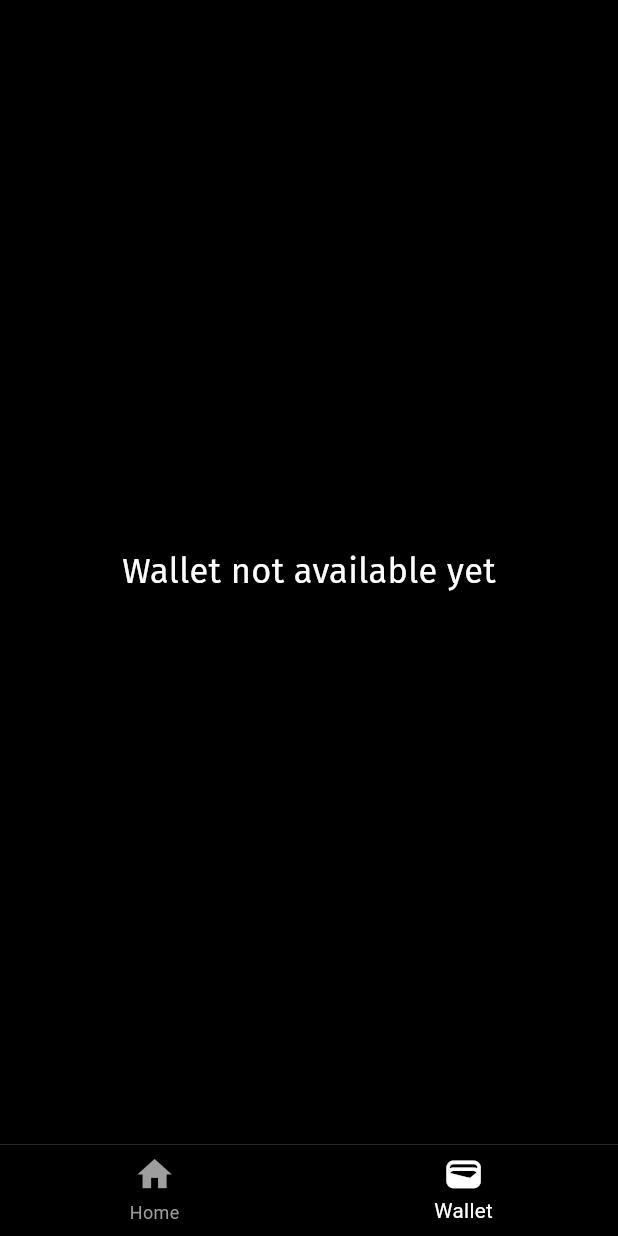
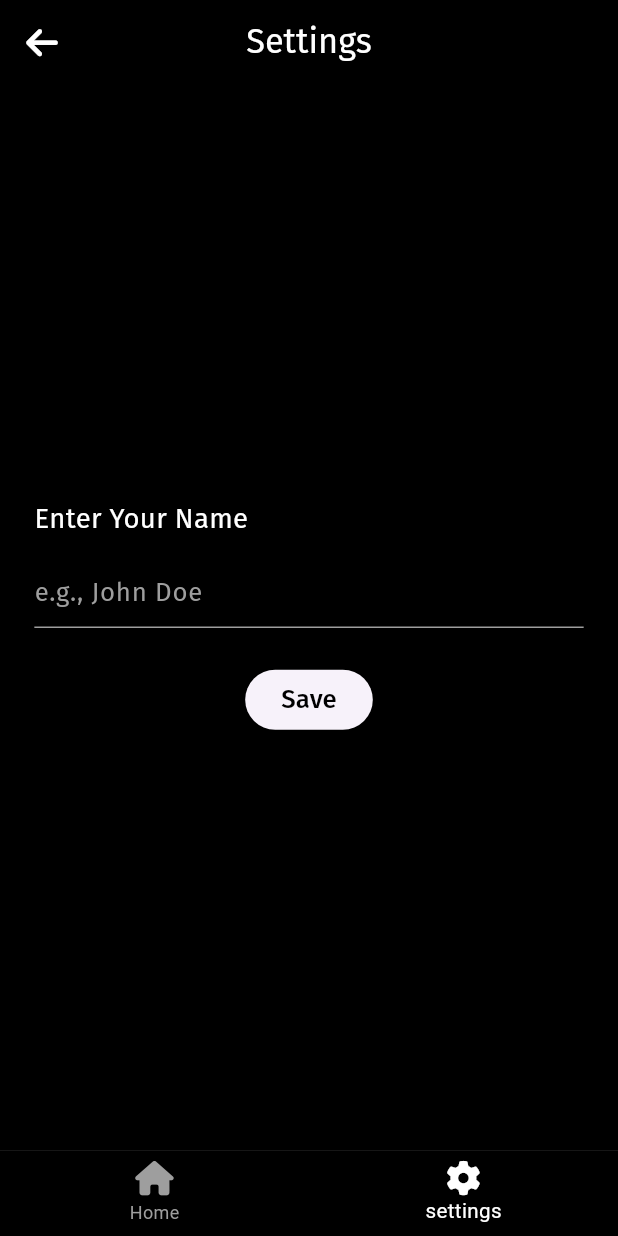
Before and after one commit to Ahmed4r/tracker, a Flutter app: the CustomBottomNavBar screen opened by its route, item 2 of the bottom bar chosen, on a phone screen of 412 x 824 dp. Run offline on Flutter 3.47's test engine with Material 3 defaults, Android fonts, the phone set to English and light mode, and no system bars; our stand-ins replace fl_chart, flutter_screenutil, font_awesome_flutter, google_fonts, hive_flutter, image_picker and 1 more; accounts and stored records are empty.

Commit message:
edit home , add app settings

```diff
--- /dev/null
+++ b/lib/screens/settings_page.dart
@@ -0,0 +1,143 @@
+import 'package:flutter/material.dart';
+import 'package:flutter_screenutil/flutter_screenutil.dart';
+import 'package:font_awesome_flutter/font_awesome_flutter.dart';
+import 'package:google_fonts/google_fonts.dart';
+import 'package:hive_flutter/hive_flutter.dart';
+import 'package:tracker/widgets/bottom_nav_bar.dart';
+
+class SettingsScreen extends StatelessWidget {
+  static const String routeName = '/settings';
+  SettingsScreen({super.key});
+
+  final TextEditingController nameController = TextEditingController();
+
+  @override
+  Widget build(BuildContext context) {
+    return Scaffold(
+      appBar: AppBar(
+        leading: IconButton(
+          onPressed: () {
+            Navigator.popAndPushNamed(context,CustomBottomNavBar.routeName); // Go back to the previous screen
+          },
+          icon: const FaIcon(
+            FontAwesomeIcons.arrowLeft,
+            color: Colors.white,
+          ),
+        ),
+        backgroundColor: Colors.black,
+        title: Text(
+          "Settings",
+          style: GoogleFonts.firaSans(
+            color: Colors.white,
+            fontSize: 20.sp,
+          ),
+        ),
+        centerTitle: true,
+      ),
+      backgroundColor: Colors.black,
+      body: Padding(
+        padding: EdgeInsets.symmetric(horizontal: 20.w),
+        child: Column(
+          mainAxisAlignment: MainAxisAlignment.center,
+          crossAxisAlignment: CrossAxisAlignment.start,
+          children: [
+            Text(
+              "Enter Your Name",
+              style: GoogleFonts.firaSans(
+                color: Colors.white,
+                fontSize: 16.sp,
+              ),
+            ),
+            SizedBox(height: 10.h),
+            TextFormField(
+              controller: nameController,
+              style: GoogleFonts.firaSans(
+                color: Colors.white,
+                fontSize: 15.sp,
+              ),
+              decoration: InputDecoration(
+                hintText: "e.g., John Doe",
+                hintStyle: GoogleFonts.firaSans(
+                  color: Colors.grey,
+                  fontSize: 15.sp,
+                ),
+                enabledBorder: const UnderlineInputBorder(
+                  borderSide: BorderSide(color: Colors.grey),
+                ),
+                focusedBorder: const UnderlineInputBorder(
+                  borderSide: BorderSide(color: Colors.blueAccent),
+                ),
+              ),
+              validator: (value) {
+                if (value == null || value.isEmpty) {
+                  return "Please enter your name";
+                }
+                return null;
+              },
+            ),
+            SizedBox(height: 20.h),
+            Center(
+              child: ElevatedButton(
+  onPressed: () async {
+    if (nameController.text.isEmpty) {
+      ScaffoldMessenger.of(context).showSnackBar(
+        SnackBar(
+          content: Text(
+            "Please enter your name",
+            style: GoogleFonts.firaSans(
+              color: Colors.white,
+              fontSize: 14.sp,
+            ),
+          ),
+          backgroundColor: Colors.red,
+        ),
+      );
+      return;
+    }
+
+    try {
+      final settingsBox = Hive.box('settings');
+      await settingsBox.put('name', nameController.text);
+      ScaffoldMessenger.of(context).showSnackBar(
+        SnackBar(
+          content: Text(
+            "Name saved successfully!",
+            style: GoogleFonts.firaSans(
+              color: Colors.white,
+              fontSize: 14.sp,
+            ),
+          ),
+          backgroundColor: Colors.green,
+        ),
+      );
+       // Go back to the previous screen
+    } catch (e) {
+      ScaffoldMessenger.of(context).showSnackBar(
+        SnackBar(
+          content: Text(
+            "Failed to save name: $e",
+            style: GoogleFonts.firaSans(
+              color: Colors.white,
+              fontSize: 14.sp,
+            ),
+          ),
+          backgroundColor: Colors.red,
+        ),
+      );
+    }
+  },
+  child: Text(
+    "Save",
+    style: GoogleFonts.firaSans(
+      color: Colors.black,
+      fontSize: 15.sp,
+    ),
+  ),
+),
+            ),
+          ],
+        ),
+      ),
+    );
+  }
+}
--- a/lib/screens/wallet.dart
+++ /dev/null
@@ -1,17 +0,0 @@
-import 'package:flutter/material.dart';
-import 'package:flutter_screenutil/flutter_screenutil.dart';
-import 'package:google_fonts/google_fonts.dart';
-
-class Wallet extends StatelessWidget {
-  const Wallet({super.key});
-
-  @override
-  Widget build(BuildContext context) {
-    return Scaffold(
-      backgroundColor: Colors.black,
-      body: Center(
-        child: Text("Wallet not available yet",style: GoogleFonts.firaSans(color: Colors.white,fontSize: 20.sp),),
-      ),
-    );
-  }
-}
--- a/lib/widgets/bottom_nav_bar.dart
+++ b/lib/widgets/bottom_nav_bar.dart
@@ -1,11 +1,14 @@
 import 'package:flutter/material.dart';
 import 'package:flutter_screenutil/flutter_screenutil.dart';
+import 'package:font_awesome_flutter/font_awesome_flutter.dart';
 import 'package:google_fonts/google_fonts.dart';
 import 'package:tracker/screens/homepage.dart';
-import 'package:tracker/screens/wallet.dart';
+import 'package:tracker/screens/settings_page.dart';
 
 class CustomBottomNavBar extends StatefulWidget {
   static const String routeName = '/bottomNavBar';
+
+  const CustomBottomNavBar({super.key});
   @override
   CustomBottomNavBarState createState() => CustomBottomNavBarState();
 }
@@ -17,7 +20,7 @@ class CustomBottomNavBarState extends State<CustomBottomNavBar> {
   static final List<Widget> pages = <Widget>[
     Homepage(),
 
-    Wallet(),
+    SettingsScreen(),
   ];
 
   // Function to handle tab selection
@@ -60,14 +63,14 @@ class CustomBottomNavBarState extends State<CustomBottomNavBar> {
         items:  <BottomNavigationBarItem>[
           BottomNavigationBarItem(
             backgroundColor: Colors.white,
-            icon: Icon(Icons.home),
+            icon: FaIcon(FontAwesomeIcons.home,size: 20.sp,),
             label: 'Home',
           ),
 
           BottomNavigationBarItem(
             backgroundColor: Colors.white,
-            icon: Icon(Icons.wallet),
-            label: 'Wallet',
+            icon: FaIcon(FontAwesomeIcons.gear,size: 20.sp,),
+            label: 'settings',
           ),
         ],
       ),
--- a/pubspec.yaml
+++ b/pubspec.yaml
@@ -36,6 +36,8 @@ dependencies:
   font_awesome_flutter: ^10.8.0
   hive_flutter: ^1.1.0
   image_picker: ^1.1.2
+  path_provider: ^2.0.15
+  shared_preferences: ^2.4.0
 
   # The following adds the Cupertino Icons font to your application.
   # Use with the CupertinoIcons class for iOS style icons.
```
Also changed, not shown: lib/main.dart (+7 -2 lines), lib/screens/homepage.dart (+107 -29 lines), lib/screens/started_page.dart (+16 -3 lines), pubspec.lock, 2 other files.
